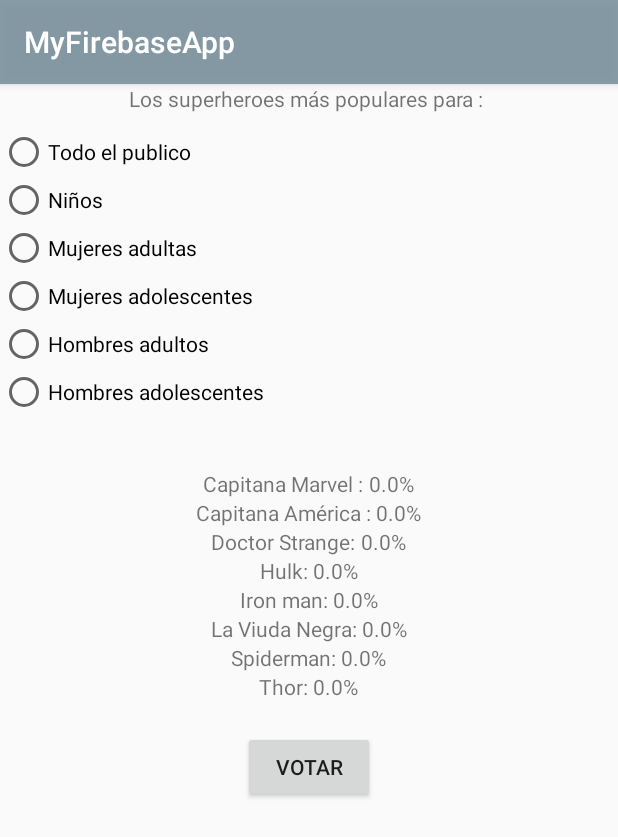
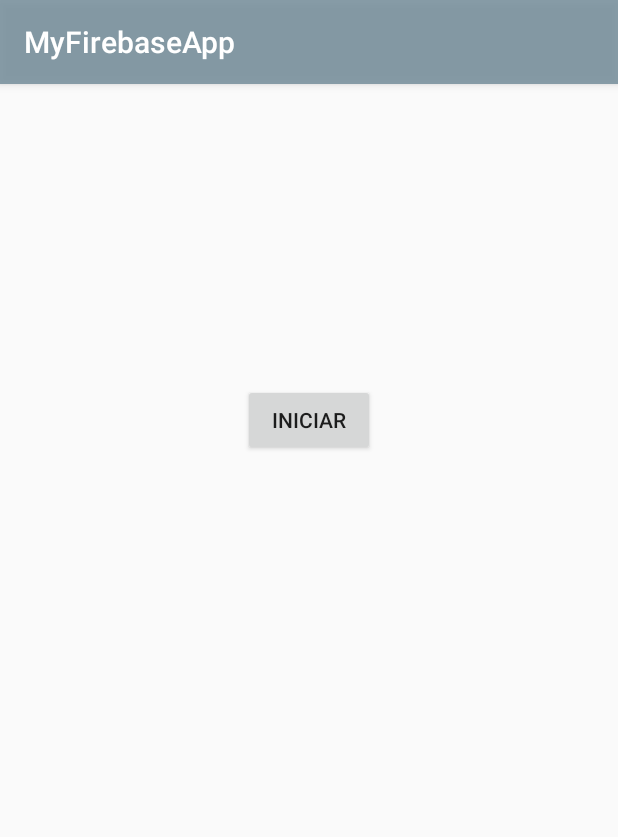
Before and after one commit to dianaitr/Practico2App, an Android app: the screen it shows after launch (Main2Activity before the commit, Main4Activity after it), on a phone screen of 412 x 824 dp. Shown: the top 837 px of the screen. Run offline under Robolectric (Android 15) with nearby library versions, the phone set to English and light mode, and no system bars; our stand-ins replace Firebase (no records; nobody signed in at launch, a user with empty details on screens opened directly).

Commit message:
Ultimos cambios

```diff
--- a/app/src/main/java/prueba/app/firebase/myfirebaseapp/MainActivity.java
+++ b/app/src/main/java/prueba/app/firebase/myfirebaseapp/MainActivity.java
@@ -176,6 +176,8 @@ public class MainActivity extends AppCompatActivity {
         for (Superheroe s:superheroes ) {
           databaseReference.child("Superheroes").child(s.getId()+"").setValue(s);
         }
+
+
 
 
 
@@ -383,7 +385,6 @@ public class MainActivity extends AppCompatActivity {
                     databaseReference.child("Persona").child(p.getUid()).setValue(p);
                     Toast.makeText(this,"Agregado",Toast.LENGTH_SHORT).show();
                     limpiarDatos();
-
                 }
                 break;
 
--- /dev/null
+++ b/app/src/main/res/layout/activity_main4.xml
@@ -0,0 +1,20 @@
+<?xml version="1.0" encoding="utf-8"?>
+<LinearLayout xmlns:android="http://schemas.android.com/apk/res/android"
+    xmlns:app="http://schemas.android.com/apk/res-auto"
+    xmlns:tools="http://schemas.android.com/tools"
+    android:layout_width="match_parent"
+    android:layout_height="match_parent"
+
+    tools:context=".Main4Activity"
+
+    android:orientation="vertical">
+
+    <Button
+        android:id="@+id/btn_iniciar"
+        android:layout_marginTop="200dp"
+        android:layout_width="wrap_content"
+        android:layout_height="wrap_content"
+        android:layout_gravity="center_horizontal"
+        android:text="INICIAR" />
+
+</LinearLayout>
--- a/app/src/main/res/values/strings.xml
+++ b/app/src/main/res/values/strings.xml
@@ -3,4 +3,5 @@
     <string name="title_activity_main2">Main2Activity</string>
     <string name="action_settings">Settings</string>
     <string name="section_format">Hello World from section: %1$d</string>
+    <string name="title_activity_main3">Main3Activity</string>
 </resources>
```
Also changed, not shown: app/src/main/AndroidManifest.xml (+3 -5 lines), app/src/main/java/prueba/app/firebase/myfirebaseapp/Main2Activity.java (+21 -2 lines), app/src/main/java/prueba/app/firebase/myfirebaseapp/Main4Activity.java (added, +147 -0 lines), app/src/main/res/layout/activity_main2.xml (+12 -0 lines).
